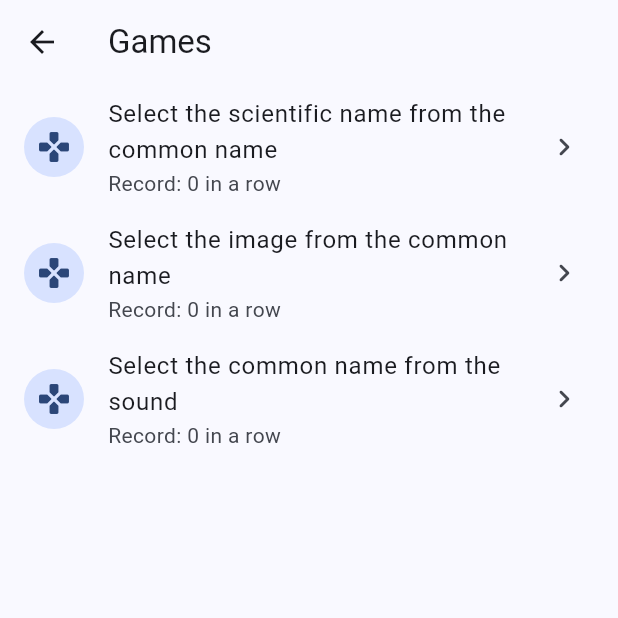
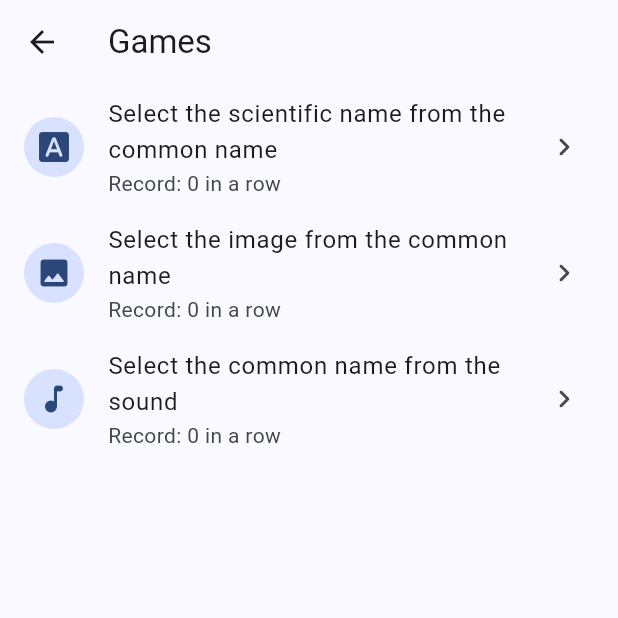
Before and after one commit to DamianAldair/guatini, a Flutter app: the GamesPage screen opened directly, on a phone screen of 412 x 824 dp, the top half of it. Run offline on Flutter 3.47's test engine with Material 2 defaults, Android fonts, the phone set to English and light mode, and no system bars; our stand-ins replace adaptive_theme, card_swiper, dio, flutter_native_splash, font_awesome_flutter, geolocator and 7 more; missing offline and left inert: dcdg, external_path, package_info_plus_platform_interface, qr_code_scanner, selectable, syncfusion_flutter_maps and 2 more; accounts and stored records are empty; generated files the repository leaves out were written again; statements that could not run were skipped.

Commit message:
Games UI fix

```diff
--- a/lib/pages/games_page.dart
+++ b/lib/pages/games_page.dart
@@ -16,16 +16,19 @@ class GamesPage extends StatelessWidget {
     final games = [
       _Game(
         id: 1,
+        icon: Icons.font_download_rounded,
         name: AppLocalizations.of(context).gameSelectSNameFromCName,
         page: const Game1Page(1),
       ),
       _Game(
         id: 2,
+        icon: Icons.image_rounded,
         name: AppLocalizations.of(context).gameSelectImageFromCName,
         page: const Game2Page(2),
       ),
       _Game(
         id: 3,
+        icon: Icons.audiotrack_rounded,
         name: AppLocalizations.of(context).gameSelectCNameFromSound,
         page: const Game3Page(3),
       ),
@@ -62,7 +65,7 @@ class GamesPage extends StatelessWidget {
                 return ListTile(
                   title: Text(game.name),
                   subtitle: Text('Record: ${AppLocalizations.of(context).inARow(hitsInARow)}'),
-                  leading: const CircleAvatar(child: Icon(Icons.games_rounded)),
+                  leading: CircleAvatar(child: Icon(game.icon ?? Icons.games_rounded)),
                   trailing: const Icon(Icons.chevron_right_rounded),
                   onTap: () => Navigator.push(
                     context,
@@ -80,11 +83,13 @@ class GamesPage extends StatelessWidget {
 
 class _Game {
   final int id;
+  final IconData? icon;
   final String name;
   final Widget page;
 
   _Game({
     required this.id,
+    required this.icon,
     required this.name,
     required this.page,
   });
--- a/lib/widgets/media_widgets.dart
+++ b/lib/widgets/media_widgets.dart
@@ -798,7 +798,7 @@ class _AudioViewerState extends State<AudioViewer> {
             Expanded(
               child: VideoProgressIndicator(
                 audio,
-                allowScrubbing: false,
+                allowScrubbing: !widget.fromGame,
                 colors: VideoProgressColors(
                   playedColor: theme.iconTheme.color!,
                   bufferedColor: theme.iconTheme.color!.withOpacity(0.25),
```
